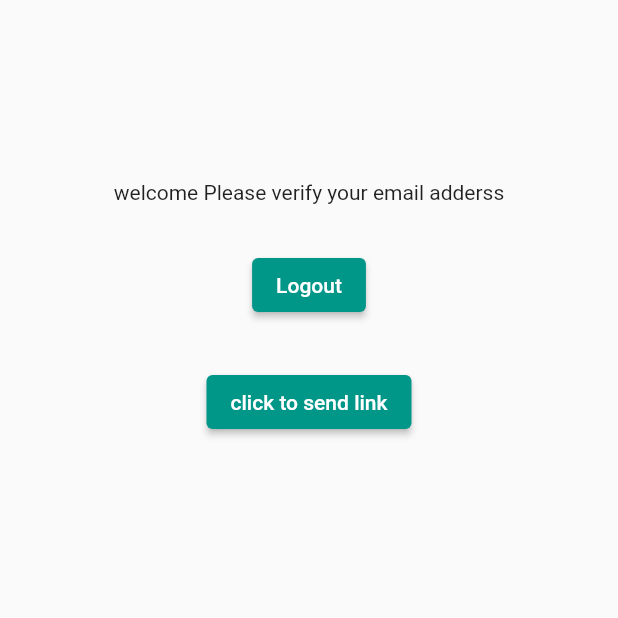
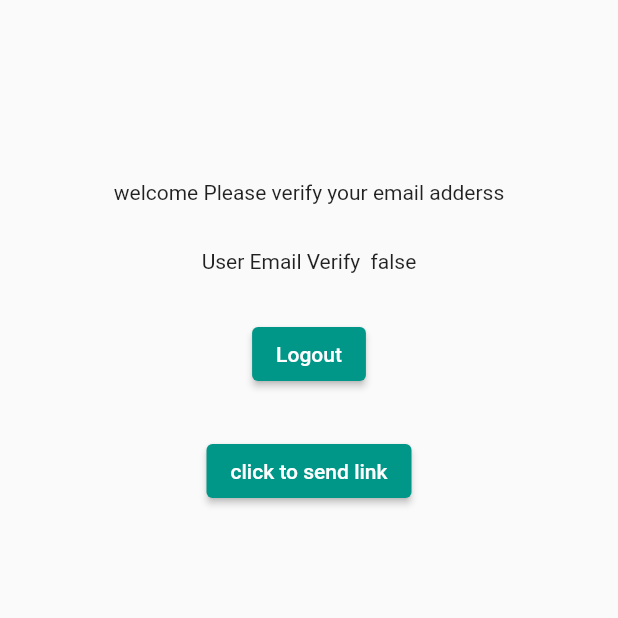
Before and after one commit to akashkoffeekodes/Firebase, a Flutter app: the Home_page_email screen opened directly, on a phone screen of 412 x 824 dp, the top half of it. Run offline on Flutter 3.47's test engine with Material 2 defaults, Android fonts, the phone set to English and light mode, and no system bars; our stand-ins replace cloud_firestore, firebase_auth, firebase_core, firebase_database, flutter_signin_button, google_sign_in and 1 more; missing offline and left inert: alt_sms_autofill, email_auth, flutter_login_facebook, twitter_login; accounts and stored records are empty.

Commit message:
6:15    21/7/2022

```diff
--- a/lib/email_verify_link/homage.dart
+++ b/lib/email_verify_link/homage.dart
@@ -61,6 +61,11 @@ class _Home_page_emailState extends State<Home_page_email> {
           SizedBox(
             height: 30,
           ),
+
+          Text("User Email Verify  $isemailverify"),
+          SizedBox(
+            height: 30,
+          ),
           ElevatedButton(
               onPressed: () async {
                 await FirebaseAuth.instance.signOut();
--- a/lib/email_verify_link/sendSignInLinkToEmail.dart
+++ b/lib/email_verify_link/sendSignInLinkToEmail.dart
@@ -24,7 +24,7 @@ class _Verify_linkState extends State<Verify_link> {
       );
     } on FirebaseAuthException catch (e) {
       print(e);
-      //  UrlUtilsReadOnly.showSnackbar(e.message);
+    ;
     }
   }
 
```
